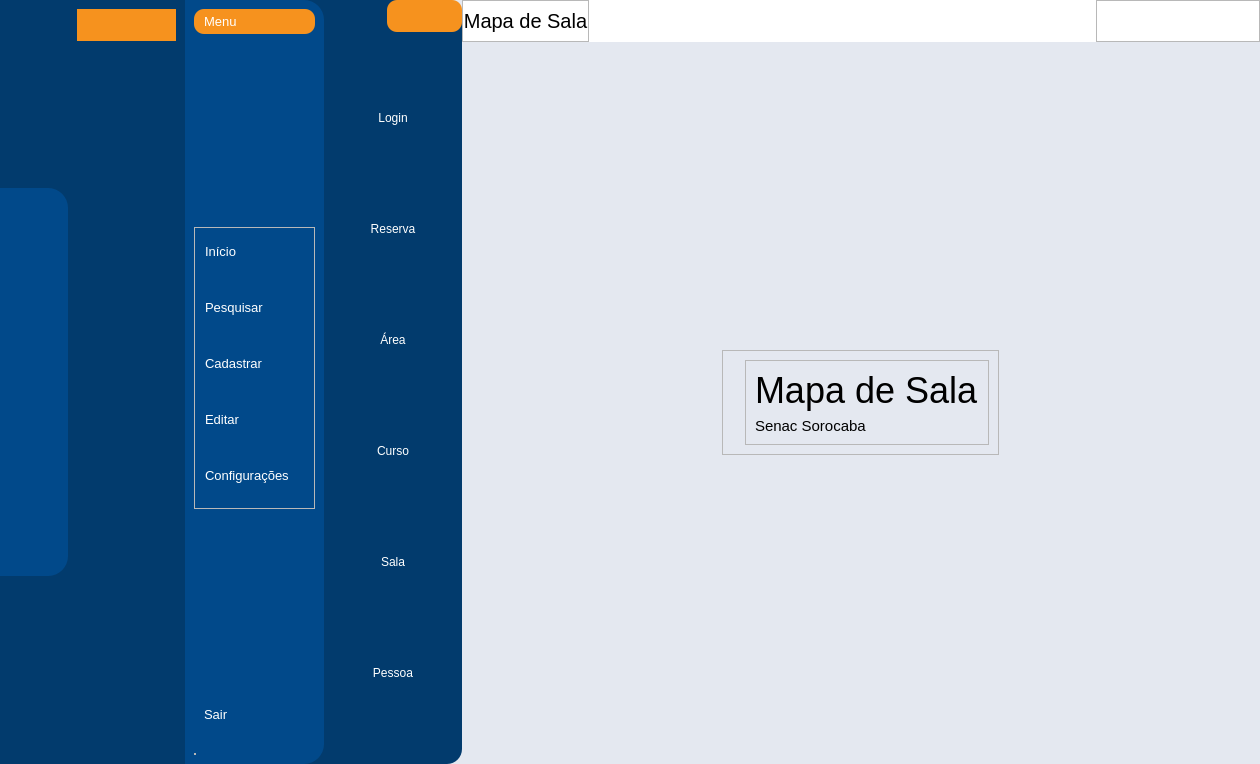
Qt form App/view/ui/home.ui (Senac-SOR-ADS/Mapa-de-Sala) before a commit.
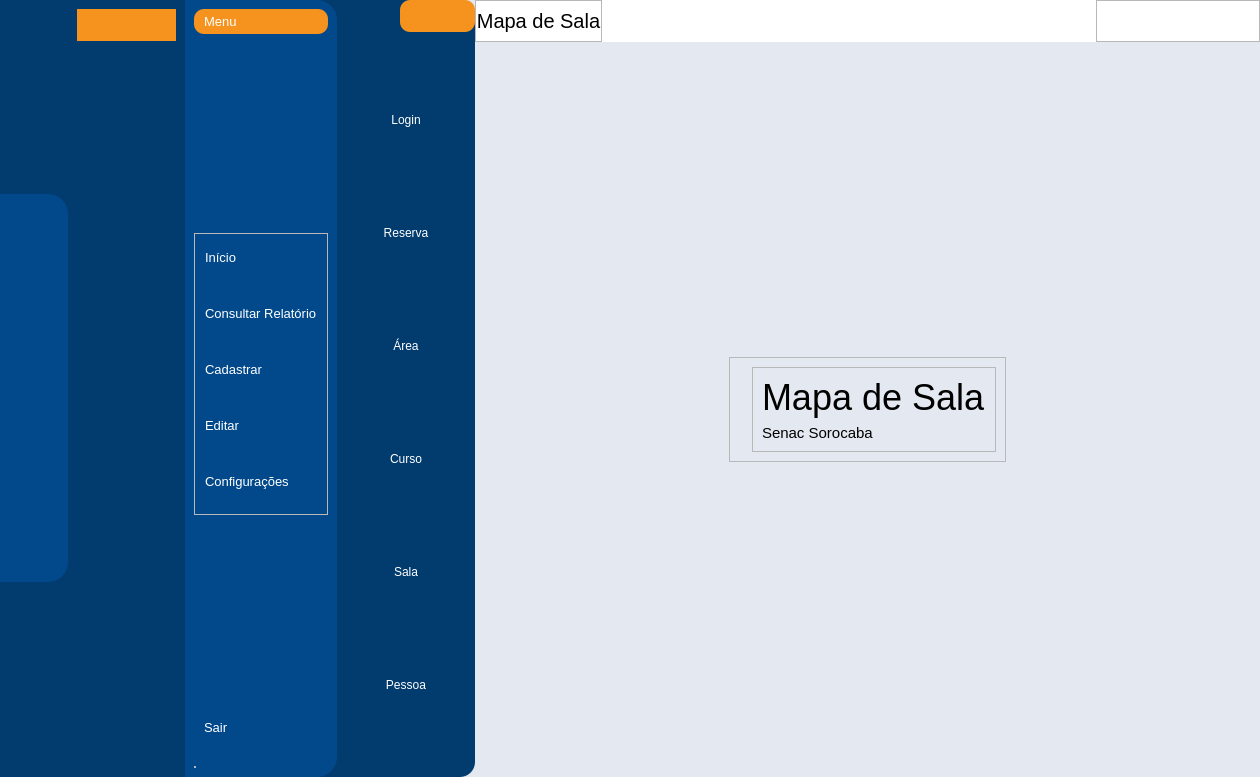
The same form after that commit. Icons and pictures are not drawn.

```diff
--- a/App/view/ui/home.ui
+++ b/App/view/ui/home.ui
@@ -7,7 +7,7 @@
     <x>0</x>
     <y>0</y>
     <width>1260</width>
-    <height>764</height>
+    <height>777</height>
    </rect>
   </property>
   <property name="windowTitle">
@@ -806,7 +806,7 @@
                       <string notr="true"/>
                      </property>
                      <property name="text">
-                      <string>Pesquisar</string>
+                      <string>Consultar Relatório</string>
                      </property>
                      <property name="icon">
                       <iconset>
@@ -889,6 +889,12 @@
                       <iconset>
                        <normaloff>icones/iconEdit.png</normaloff>icones/iconEdit.png</iconset>
                      </property>
+                     <property name="iconSize">
+                      <size>
+                       <width>24</width>
+                       <height>24</height>
+                      </size>
+                     </property>
                      <property name="checkable">
                       <bool>true</bool>
                      </property>
```
Left out of the diff: 6 changed lines with no effect on the pictures.
